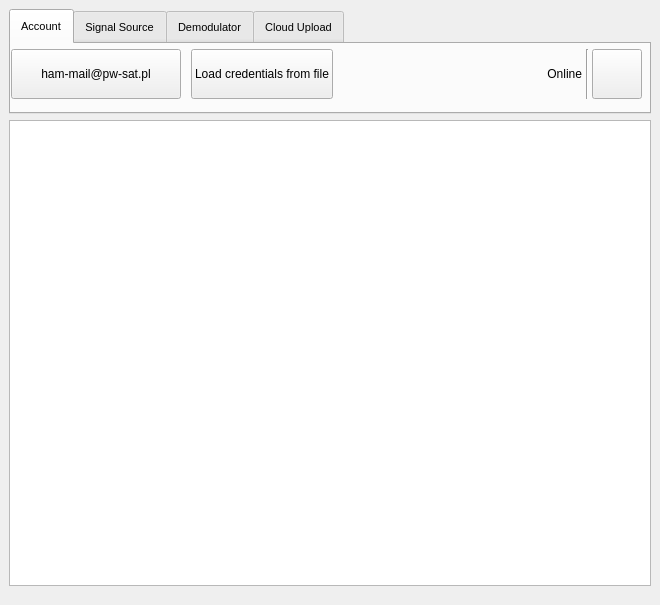
This is ui/main_window.ui in PW-Sat2/HAM-desktop-application as Qt 5 draws it before an edit. The edited form follows.
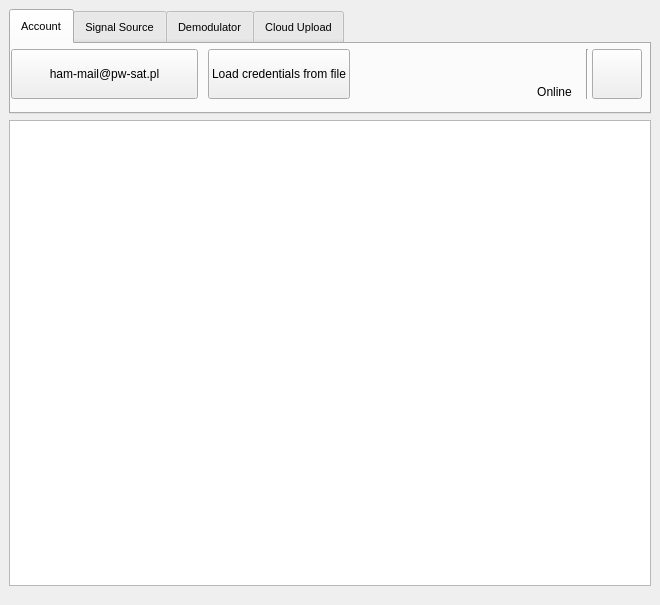
This is the edited form. The open tabs and pages were chosen to show the change. Icons and pictures are not drawn.

Commit message: online indicator is vertical now

```diff
--- a/ui/main_window.ui
+++ b/ui/main_window.ui
@@ -74,7 +74,7 @@
          <string notr="true">QTabBar::tab { height: 35px;}</string>
         </property>
         <property name="currentIndex">
-         <number>3</number>
+         <number>0</number>
         </property>
         <property name="iconSize">
          <size>
@@ -137,47 +137,6 @@
              </property>
             </widget>
            </item>
-           <item row="0" column="4">
-            <widget class="QLabel" name="serverConnectionStatusIconLabel">
-             <property name="minimumSize">
-              <size>
-               <width>35</width>
-               <height>35</height>
-              </size>
-             </property>
-             <property name="maximumSize">
-              <size>
-               <width>35</width>
-               <height>35</height>
-              </size>
-             </property>
-             <property name="toolTip">
-              <string>Server radio.pw-sat.pl is online</string>
-             </property>
-             <property name="text">
-              <string/>
-             </property>
-             <property name="pixmap">
-              <pixmap resource="img_pix.qrc">:/cloud-online/img/cloud-online.svg</pixmap>
-             </property>
-             <property name="scaledContents">
-              <bool>true</bool>
-             </property>
-            </widget>
-           </item>
-           <item row="0" column="3">
-            <spacer name="horizontalSpacer_6">
-             <property name="orientation">
-              <enum>Qt::Horizontal</enum>
-             </property>
-             <property name="sizeHint" stdset="0">
-              <size>
-               <width>40</width>
-               <height>20</height>
-              </size>
-             </property>
-            </spacer>
-           </item>
            <item row="0" column="0">
             <widget class="QPushButton" name="credentialsButton">
              <property name="enabled">
@@ -219,7 +178,23 @@
              </property>
             </widget>
            </item>
-           <item row="0" column="7">
+           <item row="0" column="3">
+            <spacer name="horizontalSpacer_6">
+             <property name="orientation">
+              <enum>Qt::Horizontal</enum>
+             </property>
+             <property name="sizeType">
+              <enum>QSizePolicy::Expanding</enum>
+             </property>
+             <property name="sizeHint" stdset="0">
+              <size>
+               <width>40</width>
+               <height>20</height>
+              </size>
+             </property>
+            </spacer>
+           </item>
+           <item row="0" column="9">
             <widget class="Line" name="line_2">
              <property name="minimumSize">
               <size>
@@ -238,32 +213,23 @@
              </property>
             </widget>
            </item>
-           <item row="0" column="6">
-            <widget class="QLabel" name="serverConnectionStatusTextLabel">
-             <property name="minimumSize">
-              <size>
-               <width>0</width>
-               <height>50</height>
-              </size>
+           <item row="0" column="1">
+            <spacer name="horizontalSpacer_5">
+             <property name="orientation">
+              <enum>Qt::Horizontal</enum>
              </property>
-             <property name="maximumSize">
+             <property name="sizeType">
+              <enum>QSizePolicy::Fixed</enum>
+             </property>
+             <property name="sizeHint" stdset="0">
               <size>
-               <width>16777215</width>
-               <height>50</height>
+               <width>10</width>
+               <height>20</height>
               </size>
              </property>
-             <property name="toolTip">
-              <string>Server radio.pw-sat.pl is online</string>
-             </property>
-             <property name="text">
-              <string>Online</string>
-             </property>
-             <property name="alignment">
-              <set>Qt::AlignRight|Qt::AlignTrailing|Qt::AlignVCenter</set>
-             </property>
-            </widget>
+            </spacer>
            </item>
-           <item row="0" column="8">
+           <item row="0" column="10">
             <widget class="QPushButton" name="helpAccountButton">
              <property name="sizePolicy">
               <sizepolicy hsizetype="Preferred" vsizetype="Fixed">
@@ -295,23 +261,7 @@
              </property>
             </widget>
            </item>
-           <item row="0" column="1">
-            <spacer name="horizontalSpacer_5">
-             <property name="orientation">
-              <enum>Qt::Horizontal</enum>
-             </property>
-             <property name="sizeType">
-              <enum>QSizePolicy::Fixed</enum>
-             </property>
-             <property name="sizeHint" stdset="0">
-              <size>
-               <width>10</width>
-               <height>20</height>
-              </size>
-             </property>
-            </spacer>
-           </item>
-           <item row="0" column="5">
+           <item row="0" column="6">
             <spacer name="horizontalSpacer_7">
              <property name="orientation">
               <enum>Qt::Horizontal</enum>
@@ -327,6 +277,63 @@
              </property>
             </spacer>
            </item>
+           <item row="0" column="5">
+            <layout class="QVBoxLayout" name="verticalLayout">
+             <item>
+              <widget class="QLabel" name="serverConnectionStatusIconLabel">
+               <property name="minimumSize">
+                <size>
+                 <width>35</width>
+                 <height>35</height>
+                </size>
+               </property>
+               <property name="maximumSize">
+                <size>
+                 <width>35</width>
+                 <height>35</height>
+                </size>
+               </property>
+               <property name="toolTip">
+                <string>Server radio.pw-sat.pl is online</string>
+               </property>
+               <property name="text">
+                <string/>
+               </property>
+               <property name="pixmap">
+                <pixmap resource="img_pix.qrc">:/cloud-online/img/cloud-online.svg</pixmap>
+               </property>
+               <property name="scaledContents">
+                <bool>true</bool>
+               </property>
+              </widget>
+             </item>
+             <item>
+              <widget class="QLabel" name="serverConnectionStatusTextLabel">
+               <property name="minimumSize">
+                <size>
+                 <width>0</width>
+                 <height>0</height>
+                </size>
+               </property>
+               <property name="maximumSize">
+                <size>
+                 <width>16777215</width>
+                 <height>20</height>
+                </size>
+               </property>
+               <property name="toolTip">
+                <string>Server radio.pw-sat.pl is online</string>
+               </property>
+               <property name="text">
+                <string>Online</string>
+               </property>
+               <property name="alignment">
+                <set>Qt::AlignCenter</set>
+               </property>
+              </widget>
+             </item>
+            </layout>
+           </item>
           </layout>
          </widget>
         </widget>
```
The commit also changes 1 other file.
